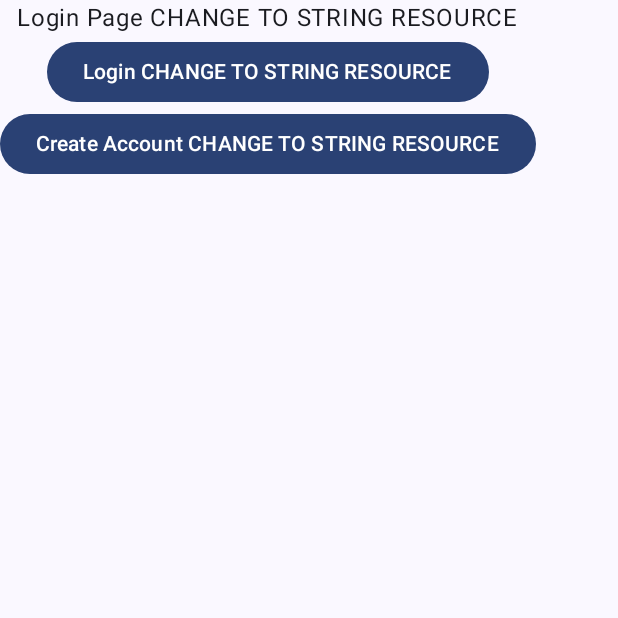
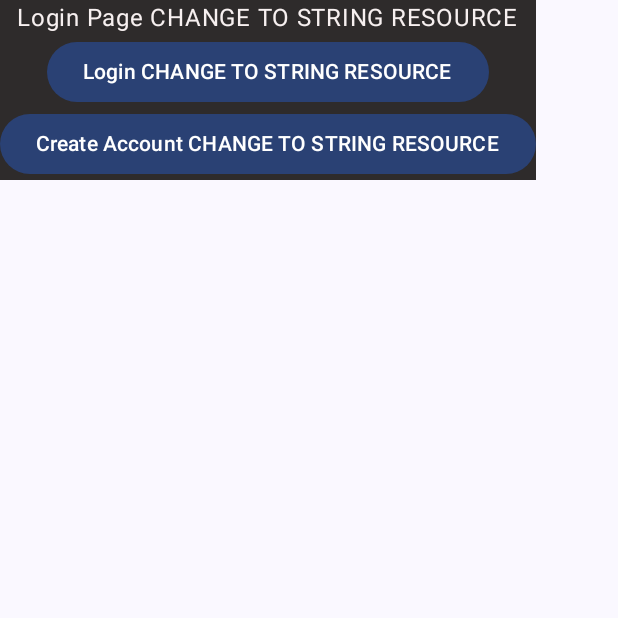
Before and after one commit to stellatedicosahedron/language-learner, an Android app built with Jetpack Compose: the screen it shows after launch (MainActivity), on a phone screen of 412 x 824 dp, the top half of it. Run offline under Robolectric (Android 15) with nearby library versions, the light colour scheme and no system bars.

Commit message:
made some small changes

```diff
--- a/frontend/app/src/main/java/com/example/languagelearner/LLAScreen.kt
+++ b/frontend/app/src/main/java/com/example/languagelearner/LLAScreen.kt
@@ -45,6 +45,7 @@ fun MainDisplay(
                 LoginScreen(
                     onLoginButtonClick = {
                         navController.navigate(LLAScreen.LangSelect.name)
+                        // login validation and whatnot
                     },
                     onCreateButtonClick = {
                         navController.navigate(LLAScreen.CreateAccount.name)
--- a/frontend/app/src/main/java/com/example/languagelearner/ui/LoginScreen.kt
+++ b/frontend/app/src/main/java/com/example/languagelearner/ui/LoginScreen.kt
@@ -4,8 +4,10 @@ import androidx.compose.foundation.layout.Column
 import androidx.compose.runtime.Composable
 import androidx.compose.material3.Text
 import androidx.compose.material3.Button
+import androidx.compose.material3.Surface
 import androidx.compose.ui.Alignment
 import androidx.compose.ui.Modifier
+import androidx.compose.ui.graphics.Color
 import androidx.compose.ui.tooling.preview.Preview
 
 @Composable
@@ -14,12 +16,17 @@ fun LoginScreen(
     onLoginButtonClick: () -> Unit, // the composable takes two lambdas as parameters
     onCreateButtonClick: () -> Unit, // which handle the navigation
 ) {
+    Surface (
+        color = Color.hsv(0.20F, 0.07F, 0.18F)
+    )
+    {
         Column(
             horizontalAlignment = Alignment.CenterHorizontally,
             modifier = modifier
         ) {
             Text(
-            text = "Login Page CHANGE TO STRING RESOURCE"
+                text = "Login Page CHANGE TO STRING RESOURCE",
+                color = Color.hsv(0.37F, 0.03F, 0.97F)
             )
             Button(
                 onClick = onLoginButtonClick
@@ -33,3 +40,5 @@ fun LoginScreen(
             }
         }
     }
+
+}
```
Lines whose indentation alone changed are shown as unchanged.
